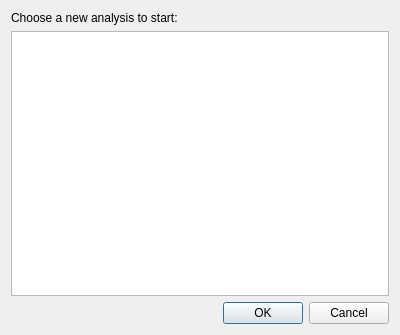
Old version of the form data/choose_analysis.ui in the repository SELinuxProject/setools.
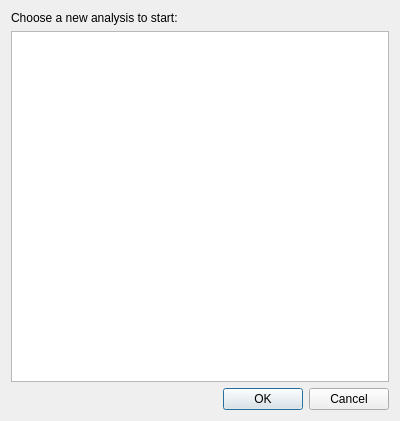
New version of the form.

Commit message:
choose_analysis.ui: increase initial height
Show all analyses without scrolling.

Diff of the .ui file:
```diff
--- a/data/choose_analysis.ui
+++ b/data/choose_analysis.ui
@@ -7,7 +7,7 @@
     <x>0</x>
     <y>0</y>
     <width>400</width>
-    <height>335</height>
+    <height>421</height>
    </rect>
   </property>
   <property name="windowTitle">
```
